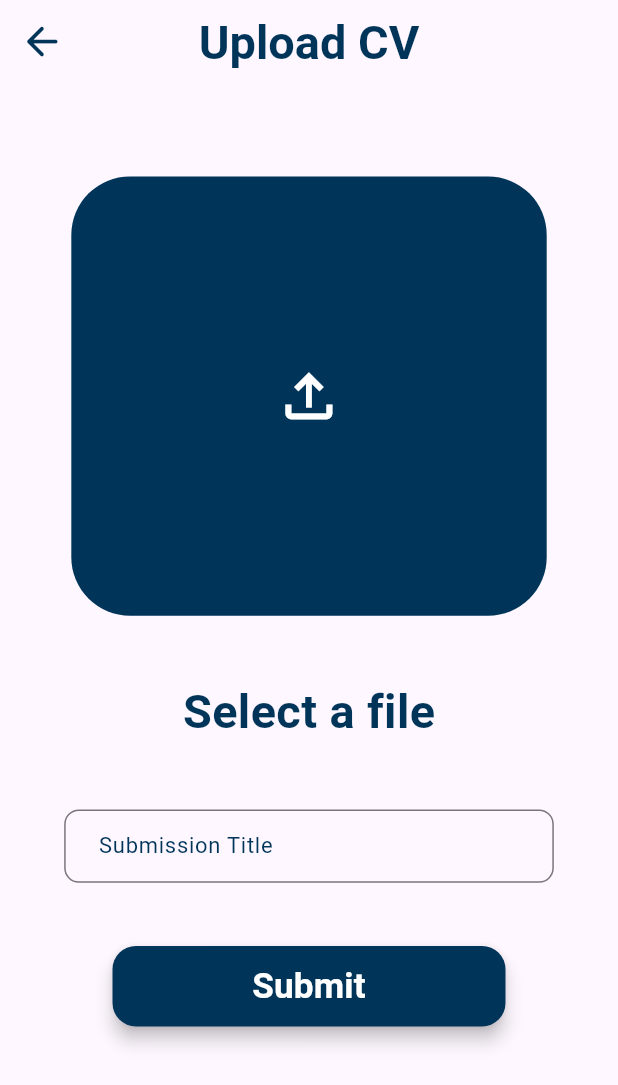
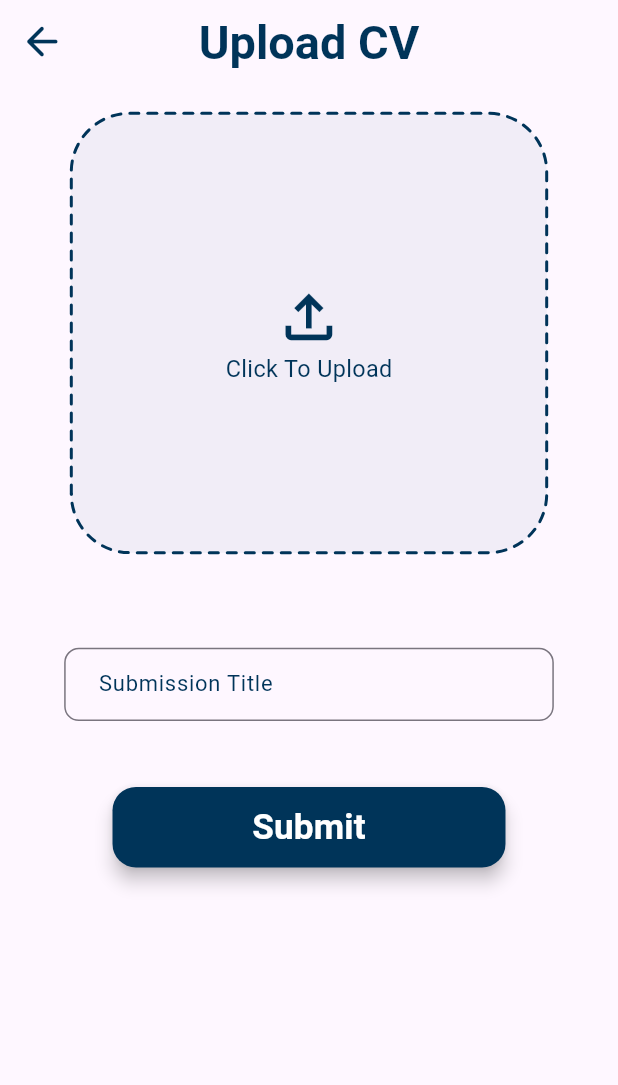
Before and after one commit to MohammedMotlaq/CVHAT, a Flutter app: the HomePage screen opened directly, after a tap on the "add" icon, on a phone screen of 412 x 824 dp. Shown: the top 1085 px of the screen. Run offline on Flutter 3.47's test engine with Material 3 defaults, Android fonts, the phone set to English and light mode, and no system bars; our stand-ins replace file_picker, flutter_screenutil.

Commit message:
fix: upload cv screen

```diff
--- a/lib/providers/file_picker_provider.dart
+++ b/lib/providers/file_picker_provider.dart
@@ -49,10 +49,11 @@ class FilePickerProvider extends ChangeNotifier {
         ),
       );
     } else if (selectedFileExtension == "pdf") {
-      return Icon(Icons.picture_as_pdf, color: AppColors.bgWhite, size: 48.sp);
+      return Icon(Icons.picture_as_pdf,
+          color: AppColors.secondary, size: 48.sp);
     } else {
       return Icon(Icons.insert_drive_file,
-          color: AppColors.bgWhite, size: 48.sp);
+          color: AppColors.secondary, size: 48.sp);
     }
   }
 }
--- a/lib/views/upload_cv_screen/upload_cv.dart
+++ b/lib/views/upload_cv_screen/upload_cv.dart
@@ -1,11 +1,11 @@
+import 'dart:ui';
+
 import 'package:cvhat/app_router.dart';
 import 'package:cvhat/core/resources/app_colors.dart';
 import 'package:cvhat/providers/file_picker_provider.dart';
-import 'package:cvhat/views/home_screen/home_page.dart';
 import 'package:cvhat/views/upload_cv_screen/widgets/upload_cv_app_bar.dart';
 import 'package:cvhat/widgets/custom_button.dart';
 import 'package:cvhat/widgets/custom_text_field.dart';
-import 'package:file_picker/file_picker.dart';
 import 'package:flutter/material.dart';
 import 'package:flutter_screenutil/flutter_screenutil.dart';
 import 'package:provider/provider.dart';
@@ -25,7 +25,8 @@ class UploadCv extends StatelessWidget {
           width: 390.w,
           child: Consumer<FilePickerProvider>(
             builder: (context, filePickerProvider, child) {
-              return Column(
+              return SingleChildScrollView(
+                child: Column(
                   crossAxisAlignment: CrossAxisAlignment.center,
                   mainAxisAlignment: MainAxisAlignment.spaceBetween,
                   children: [
@@ -33,47 +34,77 @@ class UploadCv extends StatelessWidget {
                       height: 20.h,
                     ),
                     Material(
-                    child: InkWell(
+                      child: GestureDetector(
                         onTap: () {
                           filePickerProvider.pickFile(
                               allowedExtensions: ["pdf", "doc", "docx"]);
                         },
+                        child: CustomPaint(
+                          painter: DottedBorderPainter(
+                            color: AppColors.secondary,
+                            strokeWidth: 2,
+                            gap: 6,
+                            borderRadius: 40.r, // Adjust corner radius
+                          ),
                           child: Container(
                             height: 300.h,
                             width: 300.w,
                             decoration: BoxDecoration(
-                          color: AppColors.secondary,
+                              color: AppColors.secondary.withOpacity(0.05),
                               borderRadius: BorderRadius.circular(40.r),
                             ),
                             child: filePickerProvider.selectedFile != null
                                 ? filePickerProvider.buildFilePreview()
-                            : Icon(
+                                : Column(
+                                    mainAxisAlignment: MainAxisAlignment.center,
+                                    crossAxisAlignment:
+                                        CrossAxisAlignment.center,
+                                    children: [
+                                      Icon(
                                         Icons.file_upload_outlined,
-                                color: AppColors.bgWhite,
+                                        color: AppColors.secondary,
                                         size: 48.sp,
+                                      ),
+                                      Text(
+                                        "Click To Upload",
+                                        style: TextStyle(
+                                            color: AppColors.secondary,
+                                            fontSize: 16.sp),
+                                      )
+                                    ],
                                   ),
                           ),
                         ),
                       ),
+                    ),
+                    SizedBox(
+                      height: 20.h,
+                    ),
                     Padding(
                       padding: EdgeInsets.symmetric(horizontal: 20.w),
-                    child: Text(
-                      filePickerProvider.selectedFile != null
-                          ? filePickerProvider.selectedFile!.name
-                          : "Select a file",
+                      child: filePickerProvider.selectedFile != null
+                          ? Text(
+                              filePickerProvider.selectedFile!.name,
                               style: TextStyle(
                                   fontWeight: FontWeight.bold,
-                          color: AppColors.secondary,
-                          fontSize: 32.sp),
+                                  fontSize: 32.sp,
+                                  color: AppColors.secondary),
+                            )
+                          : const SizedBox(),
                     ),
+                    SizedBox(
+                      height: 45.h,
                     ),
                     CustomTextField(
                       width: 309,
                       height: 50,
-                    textInputAction: TextInputAction.next,
+                      textInputAction: TextInputAction.done,
                       hintText: 'Submission Title',
-                    inputType: TextInputType.emailAddress,
+                      inputType: TextInputType.text,
                       textEditingController: controller,
+                    ),
+                    SizedBox(
+                      height: 45.h,
                     ),
                     CustomButton(
                       height: 55,
@@ -84,9 +115,10 @@ class UploadCv extends StatelessWidget {
                       },
                     ),
                     SizedBox(
-                    height: 100.h,
+                      height: 20.h,
                     )
                   ],
+                ),
               );
             },
           ),
@@ -95,3 +127,49 @@ class UploadCv extends StatelessWidget {
     );
   }
 }
+
+class DottedBorderPainter extends CustomPainter {
+  final Color color;
+  final double strokeWidth;
+  final double gap;
+  final double borderRadius;
+
+  DottedBorderPainter({
+    required this.color,
+    this.strokeWidth = 2.0,
+    this.gap = 5.0,
+    this.borderRadius = 10.0,
+  });
+
+  @override
+  void paint(Canvas canvas, Size size) {
+    final Paint paint = Paint()
+      ..color = color
+      ..strokeWidth = strokeWidth
+      ..style = PaintingStyle.stroke
+      ..strokeCap = StrokeCap.round;
+
+    final Path path = Path()
+      ..addRRect(RRect.fromRectAndRadius(
+        Rect.fromLTWH(0, 0, size.width, size.height),
+        Radius.circular(borderRadius),
+      ));
+
+    drawDottedPath(canvas, path, paint);
+  }
+
+  void drawDottedPath(Canvas canvas, Path path, Paint paint) {
+    PathMetrics pathMetrics = path.computeMetrics();
+    for (PathMetric pathMetric in pathMetrics) {
+      double distance = 0.0;
+      while (distance < pathMetric.length) {
+        Path extractPath = pathMetric.extractPath(distance, distance + gap);
+        canvas.drawPath(extractPath, paint);
+        distance += gap * 2; // Adjust space between dots
+      }
+    }
+  }
+
+  @override
+  bool shouldRepaint(CustomPainter oldDelegate) => false;
+}
```
Lines whose indentation alone changed are shown as unchanged.
